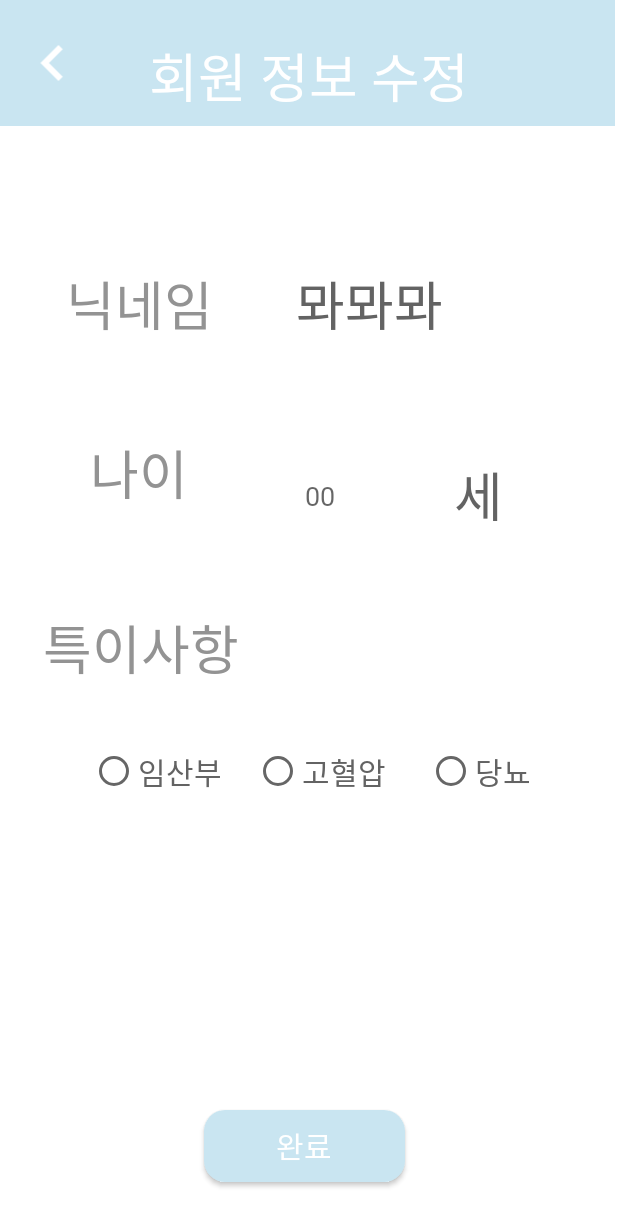
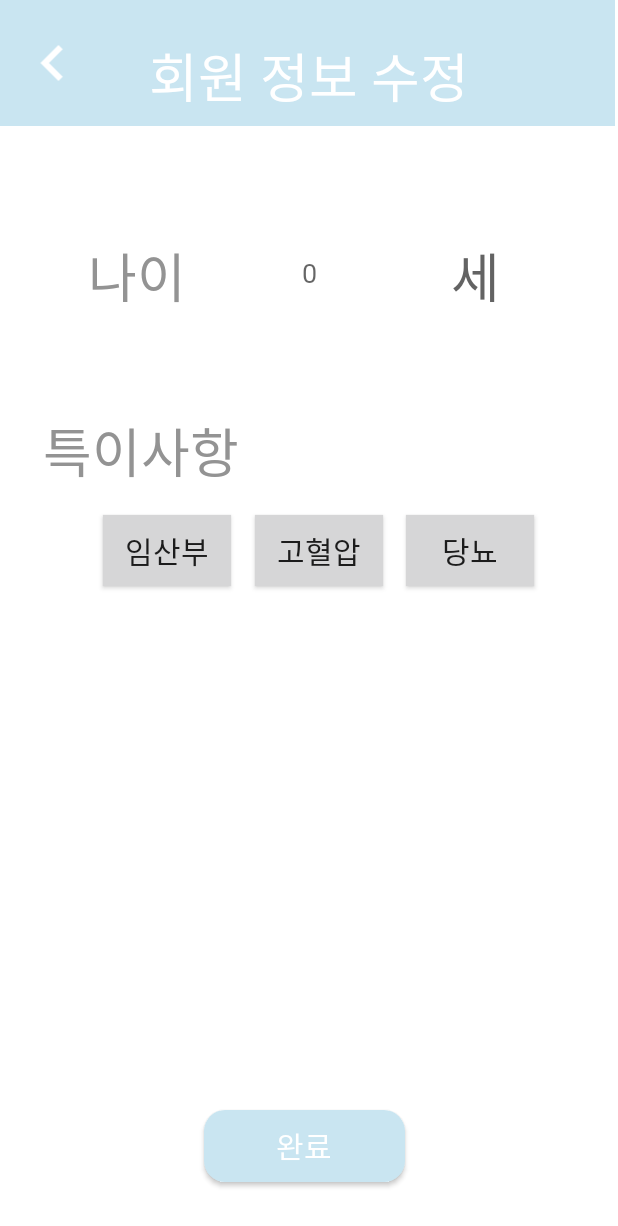
Before and after one commit to juyeoon/Aigoyak_project, an Android app: the layout mypage_change.xml on its own in the app's theme, with its tools: preview values and no code run, on a phone screen of 412 x 824 dp. Shown: the top 1226 px of the screen. Run offline under Robolectric (Android 15) with nearby library versions, the phone set to English and light mode, and no system bars.

```diff
--- a/AndroidStudioAigoyak/app/src/main/java/org/techtown/AndroidStudioAigoyak/A_Uniqueness.java
+++ b/AndroidStudioAigoyak/app/src/main/java/org/techtown/AndroidStudioAigoyak/A_Uniqueness.java
@@ -8,6 +8,7 @@ package org.techtown.AndroidStudioAigoyak;
         import android.view.View;
         import android.widget.ImageButton;
         import android.widget.Button;
+        import android.widget.Toast;
 
 public class A_Uniqueness extends AppCompatActivity {
     private static final String TAG = "A_uniqueness";
@@ -22,9 +23,10 @@ public class A_Uniqueness extends AppCompatActivity {
         button_finish.setOnClickListener(new View.OnClickListener(){
             @Override
             public void onClick(View v){
-
+                Toast.makeText(getApplicationContext(),"환영합니다!", Toast.LENGTH_LONG).show();
                 Intent intent = new Intent(A_Uniqueness.this, MainActivity.class);
                 startActivity(intent);
+
             }
         });
 
--- a/AndroidStudioAigoyak/app/src/main/java/org/techtown/AndroidStudioAigoyak/D_SearchList.java
+++ b/AndroidStudioAigoyak/app/src/main/java/org/techtown/AndroidStudioAigoyak/D_SearchList.java
@@ -52,9 +52,9 @@ public class D_SearchList extends AppCompatActivity {
         LinearLayoutManager layoutManager = new LinearLayoutManager(this);
         recyclerView.setLayoutManager(layoutManager);
 
-        adapter = new D_SearchAdapter();
-        adapter.addItem(new Search(0,"아스피린","수아주식회사"));
-        adapter.addItem(new Search(1, "항생제", "주연주식회사"));
+        adapter = new D_SearchAdapter(this);
+        adapter.addItem(new Search(0,"아스피린","회사명1"));
+        adapter.addItem(new Search(1, "항생제", "회사명2"));
         recyclerView.setAdapter(adapter);
     }
 
--- a/AndroidStudioAigoyak/app/src/main/res/layout/age.xml
+++ b/AndroidStudioAigoyak/app/src/main/res/layout/age.xml
@@ -58,8 +58,8 @@
         android:layout_weight="1"
         android:background="@drawable/editbox_change_white"
         android:ems="10"
-        android:inputType="textPersonName"
         android:padding="10dp"
+        android:inputType="number"
         app:layout_constraintBottom_toBottomOf="parent"
         app:layout_constraintEnd_toEndOf="parent"
         app:layout_constraintHorizontal_bias="0.498"
--- a/AndroidStudioAigoyak/app/src/main/res/layout/medicine_info.xml
+++ b/AndroidStudioAigoyak/app/src/main/res/layout/medicine_info.xml
@@ -46,7 +46,7 @@
         app:layout_constraintTop_toTopOf="parent"
         app:layout_constraintVertical_bias="0.357" />
     <ImageButton
-        android:id="@+id/button2"
+        android:id="@+id/back_button"
         android:layout_width="70dp"
         android:layout_height="48dp"
         android:background="#00ff0000"
--- a/AndroidStudioAigoyak/app/src/main/res/layout/mypage_change.xml
+++ b/AndroidStudioAigoyak/app/src/main/res/layout/mypage_change.xml
@@ -30,34 +30,6 @@
         app:layout_constraintStart_toStartOf="parent"
         app:layout_constraintTop_toTopOf="parent" />
 
-    <TextView
-        android:id="@+id/닉네임"
-        android:layout_width="wrap_content"
-        android:layout_height="wrap_content"
-        android:layout_marginTop="176dp"
-        android:fontFamily="@font/kukde_alt"
-        android:text="닉네임"
-        android:textColor="@color/gray_soft"
-        android:textSize="35dp"
-        app:layout_constraintEnd_toEndOf="parent"
-        app:layout_constraintHorizontal_bias="0.14"
-        app:layout_constraintStart_toStartOf="parent"
-        app:layout_constraintTop_toTopOf="parent" />
-
-    <TextView
-        android:id="@+id/나이"
-        android:layout_width="wrap_content"
-        android:layout_height="wrap_content"
-        android:layout_marginTop="60dp"
-        android:fontFamily="@font/kukde_alt"
-        android:text="나이"
-        android:textColor="@color/gray_soft"
-        android:textSize="35dp"
-        app:layout_constraintEnd_toEndOf="parent"
-        app:layout_constraintHorizontal_bias="0.173"
-        app:layout_constraintStart_toStartOf="parent"
-        app:layout_constraintTop_toBottomOf="@+id/닉네임" />
-
 
     <TextView
         android:id="@+id/특이사항"
@@ -73,38 +45,23 @@
         app:layout_constraintStart_toStartOf="parent"
         app:layout_constraintTop_toBottomOf="@+id/나이" />
 
-    <TextView
-        android:id="@+id/nickname"
-        android:layout_width="wrap_content"
-        android:layout_height="wrap_content"
-        android:layout_marginTop="176dp"
-        android:fontFamily="@font/kukde_bdb"
-        android:gravity="center_vertical|right"
-        android:text="뫄뫄뫄"
-        android:textColor="@color/gray"
-        android:textSize="35dp"
-        app:layout_constraintEnd_toEndOf="parent"
-        app:layout_constraintHorizontal_bias="0.323"
-        app:layout_constraintStart_toEndOf="@+id/닉네임"
-        app:layout_constraintTop_toTopOf="parent" />
-
     <EditText
-        android:id="@+id/search_box"
+        android:id="@+id/age"
         android:layout_width="101dp"
         android:layout_height="43dp"
         android:layout_weight="1"
         android:background="@drawable/editbox_change"
         android:ems="10"
         android:fontFamily="@font/kukde_alt"
-        android:hint="00"
-        android:inputType="textPersonName"
+        android:hint="0"
+        android:inputType="number"
         android:padding="10dp"
         app:layout_constraintBottom_toBottomOf="parent"
         app:layout_constraintEnd_toEndOf="parent"
-        app:layout_constraintHorizontal_bias="0.367"
+        app:layout_constraintHorizontal_bias="0.361"
         app:layout_constraintStart_toEndOf="@+id/나이"
         app:layout_constraintTop_toTopOf="parent"
-        app:layout_constraintVertical_bias="0.396" />
+        app:layout_constraintVertical_bias="0.206" />
 
     <TextView
         android:id="@+id/세"
@@ -120,58 +77,24 @@
         app:layout_constraintBottom_toBottomOf="parent"
         app:layout_constraintEnd_toEndOf="parent"
         app:layout_constraintHorizontal_bias="0.0"
-        app:layout_constraintStart_toEndOf="@+id/search_box"
+        app:layout_constraintStart_toEndOf="@+id/age"
         app:layout_constraintTop_toTopOf="parent"
-        app:layout_constraintVertical_bias="0.393" />
+        app:layout_constraintVertical_bias="0.204" />
 
-    <RadioButton
-        android:id="@+id/임산부"
-        android:layout_width="91dp"
-        android:layout_height="38dp"
-        android:layout_marginStart="36dp"
-        android:layout_marginLeft="36dp"
-        android:layout_marginEnd="5dp"
-        android:layout_marginRight="5dp"
+    <TextView
+        android:id="@+id/나이"
+        android:layout_width="wrap_content"
+        android:layout_height="wrap_content"
         android:fontFamily="@font/kukde_alt"
-        android:text="임산부"
-        android:textColor="@color/gray"
-        android:textSize="20dp"
+        android:text="나이"
+        android:textColor="@color/gray_soft"
+        android:textSize="35dp"
         app:layout_constraintBottom_toBottomOf="parent"
-        app:layout_constraintEnd_toStartOf="@+id/고혈압"
-        app:layout_constraintHorizontal_bias="0.648"
+        app:layout_constraintEnd_toEndOf="parent"
+        app:layout_constraintHorizontal_bias="0.17"
         app:layout_constraintStart_toStartOf="parent"
         app:layout_constraintTop_toTopOf="parent"
-        app:layout_constraintVertical_bias="0.63" />
-
-    <RadioButton
-        android:id="@+id/고혈압"
-        android:layout_width="91dp"
-        android:layout_height="38dp"
-        android:fontFamily="@font/kukde_alt"
-        android:text="고혈압"
-        android:textColor="@color/gray"
-        android:textSize="20dp"
-        app:layout_constraintBottom_toBottomOf="parent"
-        app:layout_constraintEnd_toEndOf="parent"
-        app:layout_constraintHorizontal_bias="0.528"
-        app:layout_constraintStart_toStartOf="parent"
-        app:layout_constraintTop_toTopOf="parent"
-        app:layout_constraintVertical_bias="0.63" />
-
-    <RadioButton
-        android:id="@+id/당뇨"
-        android:layout_width="91dp"
-        android:layout_height="38dp"
-        android:layout_marginEnd="36dp"
-        android:layout_marginRight="36dp"
-        android:fontFamily="@font/kukde_alt"
-        android:text="당뇨"
-        android:textColor="@color/gray"
-        android:textSize="20dp"
-        app:layout_constraintBottom_toBottomOf="parent"
-        app:layout_constraintEnd_toEndOf="parent"
-        app:layout_constraintTop_toTopOf="parent"
-        app:layout_constraintVertical_bias="0.63" />
+        app:layout_constraintVertical_bias="0.204" />
 
     <ImageButton
         android:id="@+id/back_button"
@@ -201,4 +124,50 @@
         app:layout_constraintEnd_toEndOf="parent"
         app:layout_constraintHorizontal_bias="0.49"
         app:layout_constraintStart_toStartOf="parent" />
+
+    <Button
+        android:id="@+id/당뇨"
+        android:layout_width="85dp"
+        android:layout_height="47dp"
+        android:background="@drawable/ok_button_selector"
+        android:fontFamily="@font/kukde_alt"
+        android:text="당뇨"
+        android:textSize="20sp"
+        app:layout_constraintBottom_toBottomOf="parent"
+        app:layout_constraintEnd_toEndOf="parent"
+        app:layout_constraintHorizontal_bias="0.828"
+        app:layout_constraintStart_toStartOf="parent"
+        app:layout_constraintTop_toTopOf="parent"
+        app:layout_constraintVertical_bias="0.442" />
+
+    <Button
+        android:id="@+id/임산부"
+        android:layout_width="85dp"
+        android:layout_height="47dp"
+        android:background="@drawable/ok_button_selector"
+        android:fontFamily="@font/kukde_alt"
+        android:text="임산부"
+        android:textSize="20sp"
+        app:layout_constraintBottom_toBottomOf="parent"
+        app:layout_constraintEnd_toEndOf="parent"
+        app:layout_constraintHorizontal_bias="0.211"
+        app:layout_constraintStart_toStartOf="parent"
+        app:layout_constraintTop_toTopOf="parent"
+        app:layout_constraintVertical_bias="0.442" />
+
+    <Button
+        android:id="@+id/고혈압"
+        android:layout_width="85dp"
+        android:layout_height="47dp"
+        android:background="@drawable/ok_button_selector"
+        android:fontFamily="@font/kukde_alt"
+        android:text="고혈압"
+        android:textSize="20sp"
+        app:layout_constraintBottom_toBottomOf="parent"
+        app:layout_constraintEnd_toEndOf="parent"
+        app:layout_constraintHorizontal_bias="0.521"
+        app:layout_constraintStart_toStartOf="parent"
+        app:layout_constraintTop_toTopOf="parent"
+        app:layout_constraintVertical_bias="0.442" />
+
 </androidx.constraintlayout.widget.ConstraintLayout>
```
Also changed, not shown: AndroidStudioAigoyak/app/src/main/java/org/techtown/AndroidStudioAigoyak/A_Age.java (+10 -3 lines), AndroidStudioAigoyak/app/src/main/java/org/techtown/AndroidStudioAigoyak/Alarm.java (+8 -3 lines), AndroidStudioAigoyak/app/src/main/java/org/techtown/AndroidStudioAigoyak/B_AddMedicine.java (+9 -1 lines), AndroidStudioAigoyak/app/src/main/java/org/techtown/AndroidStudioAigoyak/B_Management.java (+15 -15 lines), AndroidStudioAigoyak/app/src/main/java/org/techtown/AndroidStudioAigoyak/B_MedicationList.java (+34 -2 lines), AndroidStudioAigoyak/app/src/main/java/org/techtown/AndroidStudioAigoyak/D_SearchAdapter.java (+21 -3 lines), AndroidStudioAigoyak/app/src/main/java/org/techtown/AndroidStudioAigoyak/E_MedicineInfo.java (+14 -0 lines), AndroidStudioAigoyak/app/src/main/java/org/techtown/AndroidStudioAigoyak/F_MypageChange.java (+160 -7 lines), AndroidStudioAigoyak/app/src/main/java/org/techtown/AndroidStudioAigoyak/F_MypageDetail.java (+17 -0 lines).
